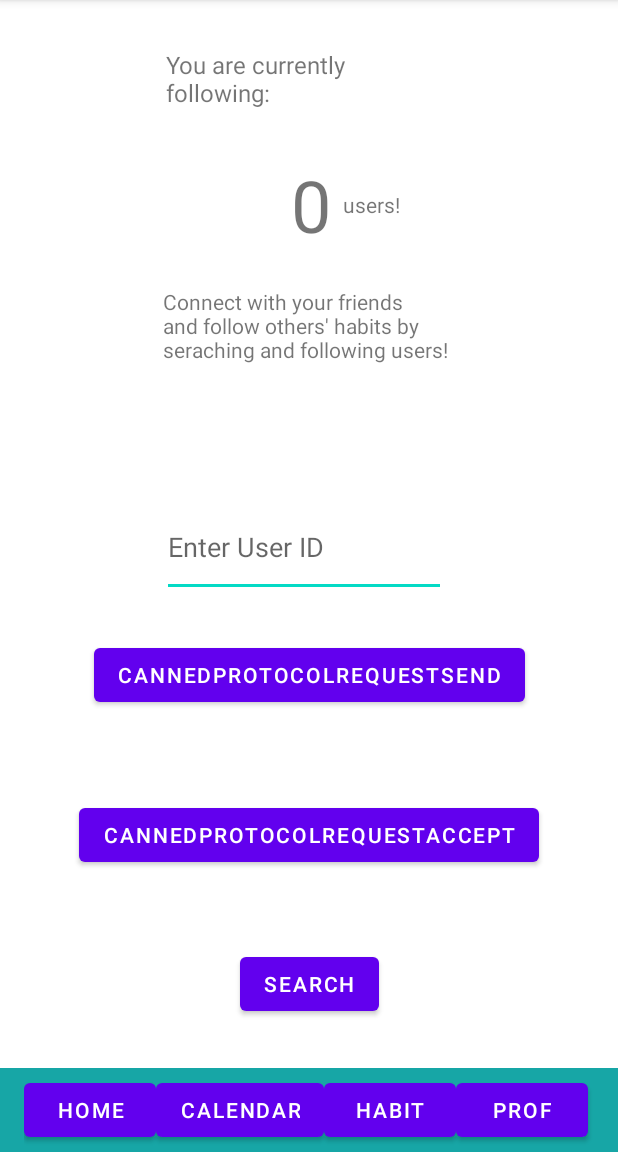
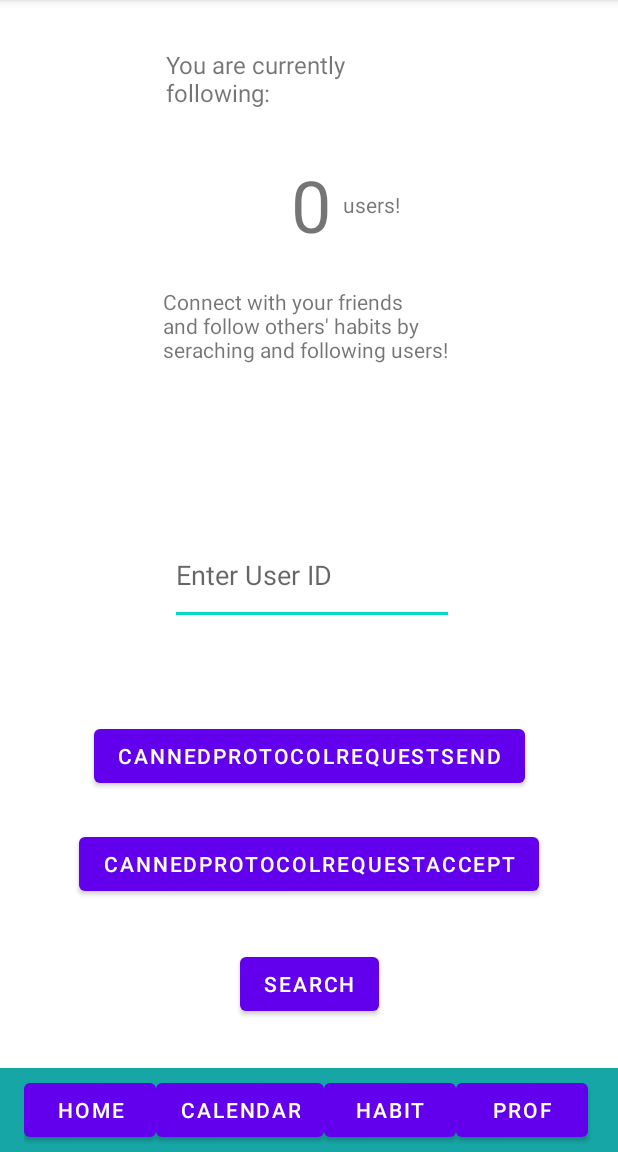
Before and after one commit to CMPUT301F21T17/Sisyphus, an Android app: the EmptyMainMenu screen opened directly, with no data from a screen before it, after a tap on "SEARCH", on a phone screen of 412 x 824 dp, the part 84-1236 px from its top. Run offline under Robolectric (Android 15) with nearby library versions, the light colour scheme and no system bars; our stand-ins replace Firebase (no records; nobody signed in at launch, a user with empty details on screens opened directly).

Commit message:
Bottom bar intents in EmptyMainMenu

```diff
--- a/app/src/main/java/com/example/sisyphus/View/EmptyMainMenu.java
+++ b/app/src/main/java/com/example/sisyphus/View/EmptyMainMenu.java
@@ -48,6 +48,9 @@ public class EmptyMainMenu extends AppCompatActivity {
             }
         });
 
+
+        //INTENTS FOR THE BOTTOM BAR!
+
         final Button button_allHabitList = findViewById(R.id.allhabitlist_button);
         //onClick listener to transfer user to habit list page
         button_allHabitList.setOnClickListener(new View.OnClickListener() {
@@ -68,6 +71,29 @@ public class EmptyMainMenu extends AppCompatActivity {
             }
         });
 
+
+        final Button button_Home = findViewById(R.id.home_button);
+        button_Home.setOnClickListener(new View.OnClickListener() {
+            @Override
+            public void onClick(View view) {
+                Intent intent = new Intent(EmptyMainMenu.this, EmptyMainMenu.class);
+                startActivity(intent);
+            }
+        });
+
+        //currently sends to user search class.  May be worth changing later
+        final Button button_Prof = findViewById(R.id.profile_button);
+        button_Prof.setOnClickListener(new View.OnClickListener() {
+            @Override
+            public void onClick(View view) {
+                Intent intent = new Intent(EmptyMainMenu.this, UserSearch.class);
+                startActivity(intent);
+            }
+        });
+
+        //END OF INTENTS FOR THE BOTTOM BAR!
+
+
         final Button button_Search = findViewById(R.id.search_button);
         //onClick listener to transfer user to search page.  Currently a dummy access method, will be moved
         button_Search.setOnClickListener(new View.OnClickListener() {
@@ -77,8 +103,6 @@ public class EmptyMainMenu extends AppCompatActivity {
                 startActivity(intent);
             }
         });
-
-
     }
 
 }
--- a/app/src/main/res/layout/activity_user_search.xml
+++ b/app/src/main/res/layout/activity_user_search.xml
@@ -58,12 +58,13 @@
         android:layout_width="189dp"
         android:layout_height="66dp"
         android:layout_marginTop="332dp"
-        android:layout_marginBottom="65dp"
+        android:layout_marginBottom="45dp"
         android:ems="10"
         android:hint="Enter User ID"
         android:inputType="textPersonName"
+        app:layout_constraintBottom_toTopOf="@+id/buttonProtocolSend"
         app:layout_constraintEnd_toEndOf="parent"
-        app:layout_constraintHorizontal_bias="0.486"
+        app:layout_constraintHorizontal_bias="0.509"
         app:layout_constraintStart_toStartOf="parent"
         app:layout_constraintTop_toTopOf="parent" />
 
@@ -103,8 +104,8 @@
 
     <TextView
         android:id="@+id/textView3"
-        android:layout_width="194dp"
-        android:layout_height="81dp"
+        android:layout_width="193dp"
+        android:layout_height="86dp"
         android:layout_marginTop="120dp"
         android:text="Connect with your friends and follow others' habits by seraching and following users!"
         android:textSize="14sp"
@@ -143,21 +144,19 @@
         android:id="@+id/buttonProtocolSend"
         android:layout_width="wrap_content"
         android:layout_height="wrap_content"
-        android:layout_marginTop="28dp"
+        android:layout_marginBottom="24dp"
         android:text="CannedProtocolRequestSend"
+        app:layout_constraintBottom_toTopOf="@+id/buttonProtocolRequestAccept"
         app:layout_constraintEnd_toEndOf="parent"
-        app:layout_constraintStart_toStartOf="parent"
-        app:layout_constraintTop_toBottomOf="@+id/editTextTextPersonName" />
+        app:layout_constraintStart_toStartOf="parent" />
 
     <Button
         android:id="@+id/buttonProtocolRequestAccept"
         android:layout_width="wrap_content"
         android:layout_height="48dp"
-        android:layout_marginTop="39dp"
         android:layout_marginBottom="32dp"
         android:text="CannedProtocolrequestAccept"
         app:layout_constraintBottom_toTopOf="@+id/search_user"
         app:layout_constraintEnd_toEndOf="parent"
-        app:layout_constraintStart_toStartOf="parent"
-        app:layout_constraintTop_toBottomOf="@+id/buttonProtocolSend" />
+        app:layout_constraintStart_toStartOf="parent" />
 </androidx.constraintlayout.widget.ConstraintLayout>
```
